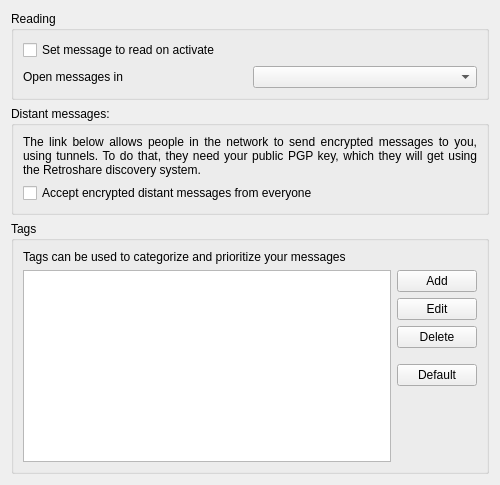
Qt form retroshare-gui/src/gui/settings/MessagePage.ui (RetroShare/RetroShare) before a commit.
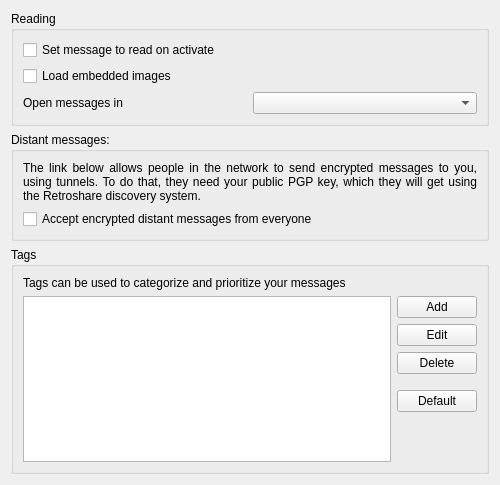
The same form after that commit.

Commit message: - Added blocking of embedded images (+ settings) to forums and messages - Added image support for forum messages - Renamed LinkTextBrowser to RSTextBrowser - Updated english translation

The edit to the form file:
```diff
--- a/retroshare-gui/src/gui/settings/MessagePage.ui
+++ b/retroshare-gui/src/gui/settings/MessagePage.ui
@@ -30,6 +30,13 @@
         </property>
        </widget>
       </item>
+      <item row="1" column="0">
+       <widget class="QCheckBox" name="loadEmbeddedImages">
+        <property name="text">
+         <string>Load embedded images</string>
+        </property>
+       </widget>
+      </item>
       <item row="2" column="0">
        <layout class="QHBoxLayout" name="horizontalLayout">
         <item>
```
The commit also changes 30 other files.
